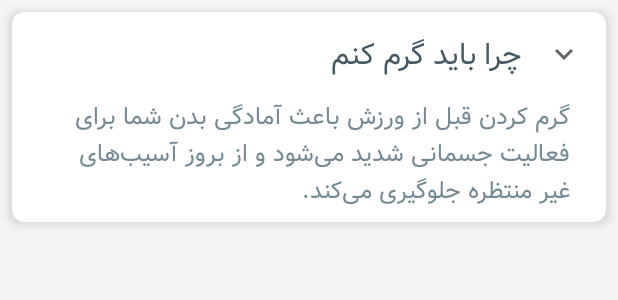
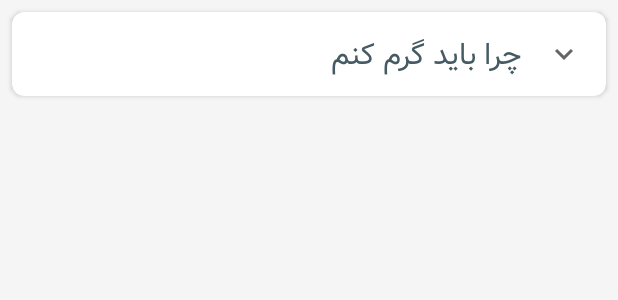
Before and after one commit to valiamin21/fitness_app, an Android app: the layout layout_faq_item.xml on its own in the app's theme, with its tools: preview values and no code run, on a phone screen of 412 x 824 dp. Shown: the top 300 px of the screen. Run offline under Robolectric (Android 15) with nearby library versions, the phone set to English and light mode, and no system bars; network calls fail.

Commit message:
implementing expandable items in faq RecyclerView

```diff
--- a/app/src/main/res/layout/layout_faq_item.xml
+++ b/app/src/main/res/layout/layout_faq_item.xml
@@ -4,19 +4,20 @@
     xmlns:tools="http://schemas.android.com/tools"
     android:layout_width="match_parent"
     android:layout_height="wrap_content"
-    android:layout_margin="@dimen/standard_margin"
+    android:layout_marginTop="@dimen/standard_margin"
+    android:layout_marginRight="@dimen/standard_margin"
+    android:layout_marginLeft="@dimen/standard_margin"
     android:clickable="true"
     android:foreground="?attr/selectableItemBackgroundBorderless"
     android:layoutDirection="rtl"
     app:cardCornerRadius="@dimen/app_radius"
-    app:cardElevation="@dimen/app_cards_elevation"
+    app:cardElevation="@dimen/cardview_default_elevation"
     app:contentPadding="@dimen/standard_margin">
 
     <LinearLayout
         android:layout_width="match_parent"
         android:layout_height="wrap_content"
         android:orientation="vertical">
-
 
         <LinearLayout
             android:layout_width="match_parent"
@@ -54,6 +55,7 @@
             android:layout_marginRight="@dimen/standard_margin_x2"
             android:textColor="@color/textColorSecondary"
             android:textSize="@dimen/standard_font_size_large"
+            android:visibility="gone"
             tools:text="گرم کردن قبل از ورزش باعث آمادگی بدن شما برای فعالیت جسمانی شدید می‌شود و از بروز آسیب‌های غیر منتظره جلوگیری می‌کند." />
 
     </LinearLayout>
```
Also changed, not shown: app/src/main/java/ir/proglovving/fitapp/adapters/FaqItemsRecyclerAdapter.java (+30 -2 lines), app/src/main/java/ir/proglovving/fitapp/data_models/FaqItem.java (+10 -0 lines).
